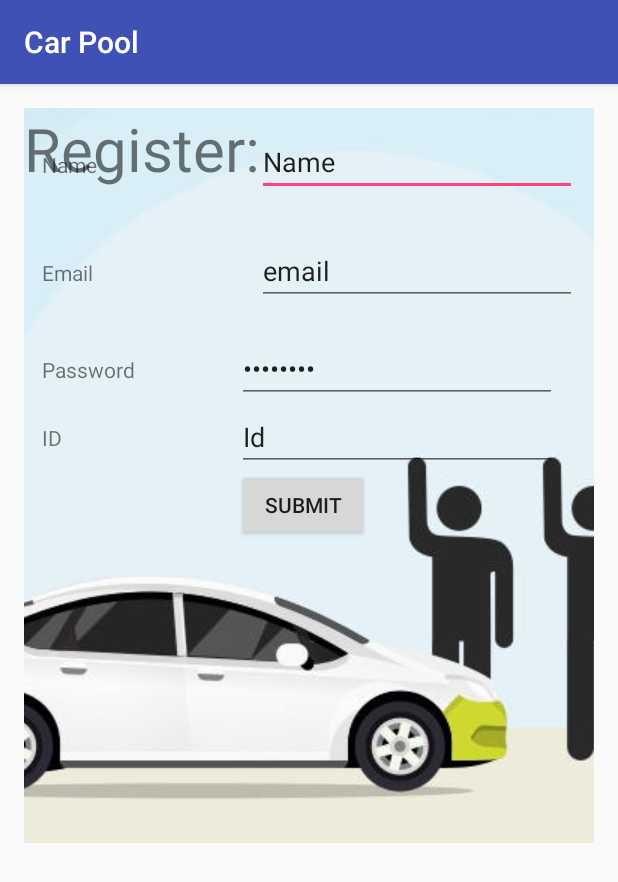
After one commit to sonalchandani/firstAndroidApp, an Android app: the RegisterPage screen opened directly, with no data from a screen before it, on a phone screen of 412 x 824 dp. The commit adds this screen. Shown: the top 882 px of the screen. Run offline under Robolectric (Android 15) with nearby library versions, the light colour scheme and no system bars.

Commit message:
implemented email validation,icon&clickable register text

```diff
--- a/firstApp/app/src/main/AndroidManifest.xml
+++ b/firstApp/app/src/main/AndroidManifest.xml
@@ -15,11 +15,16 @@
                 <category android:name="android.intent.category.LAUNCHER" />
             </intent-filter>
         </activity>
-        <activity android:name=".DisplayMessageActivity"></activity><!-- ATTENTION: This was auto-generated to add Google Play services to your project for
-     App Indexing.  See https://g.co/AppIndexing/AndroidStudio for more information. -->
+        <activity android:name=".DisplayMessageActivity" />
+        <!--
+ ATTENTION: This was auto-generated to add Google Play services to your project for
+     App Indexing.  See https://g.co/AppIndexing/AndroidStudio for more information.
+        -->
         <meta-data
             android:name="com.google.android.gms.version"
             android:value="@integer/google_play_services_version" />
+
+        <activity android:name=".RegisterPage"></activity>
     </application>
 
 </manifest>
--- a/firstApp/app/src/main/java/com/example/csonal/firstapp/MainActivity.java
+++ b/firstApp/app/src/main/java/com/example/csonal/firstapp/MainActivity.java
@@ -3,6 +3,7 @@ package com.example.csonal.firstapp;
 import android.content.Intent;
 import android.os.Bundle;
 import android.support.v7.app.AppCompatActivity;
+import android.util.Patterns;
 import android.view.View;
 import android.widget.Button;
 import android.widget.EditText;
@@ -26,6 +27,7 @@ public class MainActivity extends AppCompatActivity {
         final EditText enterPassword = (EditText) findViewById(R.id.text_password);
         final EditText enterEmail = (EditText) findViewById(R.id.text_email);
         Button loginButton = (Button) findViewById(R.id.button_login);
+
         loginButton.setOnClickListener(new View.OnClickListener() {
             @Override
             public void onClick(View v) {
@@ -38,6 +40,9 @@ public class MainActivity extends AppCompatActivity {
               else  if (enterPassword.getText().toString().matches("")) {
                     Toast.makeText(getApplicationContext(),"enter the password",Toast.LENGTH_SHORT).show();
                 }
+                else if(!Patterns.EMAIL_ADDRESS.matcher(enterEmail.getText().toString()).matches()){
+                    Toast.makeText(getApplicationContext(),"enter the email in format x@y.z " ,Toast.LENGTH_SHORT).show();
+                }
                 else {
                     login(v);
                 }
@@ -49,6 +54,7 @@ public class MainActivity extends AppCompatActivity {
 
     public void login(View view) {
         Intent intent = new Intent(this, DisplayMessageActivity.class);
+        EditText editText_password = (EditText) findViewById(R.id.text_password);
         EditText editText = (EditText) findViewById(R.id.text_email);
         String message = editText.getText().toString();
         intent.putExtra(USERNAME, message);
@@ -56,4 +62,12 @@ public class MainActivity extends AppCompatActivity {
         startActivity(intent);
     }
 
+    public void register(View view) {
+        Intent intent = new Intent(this, RegisterPage.class);
+        //EditText editText = (EditText) findViewById(R.id.text_email);
+        //String message = editText.getText().toString();
+        //intent.putExtra(USERNAME, message);
+
+        startActivity(intent);
+    }
 }
--- /dev/null
+++ b/firstApp/app/src/main/java/com/example/csonal/firstapp/RegisterPage.java
@@ -0,0 +1,24 @@
+package com.example.csonal.firstapp;
+
+import android.content.Intent;
+import android.support.v7.app.AppCompatActivity;
+import android.os.Bundle;
+import android.view.ViewGroup;
+import android.widget.TextView;
+
+public class RegisterPage extends AppCompatActivity {
+
+    @Override
+    protected void onCreate(Bundle savedInstanceState) {
+        super.onCreate(savedInstanceState);
+        setContentView(R.layout.activity_register_page);
+
+        Intent intent = getIntent();
+        TextView textView = new TextView(this);
+        textView.setTextSize(40);
+        textView.setText("Register:");
+
+        ViewGroup layout = (ViewGroup) findViewById(R.id.activity_register_page);
+        layout.addView(textView);
+    }
+}
--- a/firstApp/app/src/main/res/layout/activity_main.xml
+++ b/firstApp/app/src/main/res/layout/activity_main.xml
@@ -56,4 +56,17 @@
         android:layout_below="@+id/text_email"
         android:layout_centerHorizontal="true" />
 
+    <TextView
+        android:text="@string/register_message"
+        android:layout_width="wrap_content"
+        android:layout_height="wrap_content"
+        android:id="@+id/textView2"
+        android:onClick="register"
+        android:clickable="true"
+        android:layout_centerVertical="true"
+        android:layout_alignLeft="@+id/button_login"
+        android:layout_alignStart="@+id/button_login" />
+
+    <!--android:onClick="register"/>-->
+
 </RelativeLayout>
--- /dev/null
+++ b/firstApp/app/src/main/res/layout/activity_register_page.xml
@@ -0,0 +1,123 @@
+<?xml version="1.0" encoding="utf-8"?>
+<RelativeLayout xmlns:android="http://schemas.android.com/apk/res/android"
+    xmlns:tools="http://schemas.android.com/tools"
+    android:id="@+id/activity_register_page"
+    android:layout_width="match_parent"
+    android:layout_height="match_parent"
+    android:paddingBottom="@dimen/activity_vertical_margin"
+    android:paddingLeft="@dimen/activity_horizontal_margin"
+    android:paddingRight="@dimen/activity_horizontal_margin"
+    android:paddingTop="@dimen/activity_vertical_margin"
+    tools:context="com.example.csonal.firstapp.RegisterPage">
+
+    <ImageView
+        android:layout_width="wrap_content"
+        android:layout_height="wrap_content"
+        android:src="@drawable/ola_share"
+        android:scaleType="center"
+        ></ImageView>
+
+    <EditText
+        android:layout_width="wrap_content"
+        android:layout_height="wrap_content"
+        android:inputType="textPersonName"
+        android:text="Name"
+        android:ems="10"
+        android:layout_alignParentTop="true"
+        android:layout_alignParentRight="true"
+        android:layout_alignParentEnd="true"
+        android:layout_marginRight="11dp"
+        android:layout_marginEnd="11dp"
+        android:layout_marginTop="13dp"
+        android:id="@+id/editText" />
+
+    <EditText
+        android:layout_width="wrap_content"
+        android:layout_height="wrap_content"
+        android:inputType="textEmailAddress"
+        android:ems="10"
+        android:layout_below="@+id/editText"
+        android:layout_alignLeft="@+id/editText"
+        android:layout_alignStart="@+id/editText"
+        android:layout_marginTop="27dp"
+        android:id="@+id/editText2"
+        android:text="email" />
+
+    <TextView
+        android:text="Name"
+        android:layout_width="wrap_content"
+        android:layout_height="wrap_content"
+        android:layout_above="@+id/editText2"
+        android:layout_alignParentLeft="true"
+        android:layout_alignParentStart="true"
+        android:layout_marginLeft="12dp"
+        android:layout_marginStart="12dp"
+        android:layout_marginBottom="11dp"
+        android:id="@+id/textView" />
+
+    <TextView
+        android:text="Email"
+        android:layout_width="wrap_content"
+        android:layout_height="wrap_content"
+        android:id="@+id/textView3"
+        android:layout_alignBaseline="@+id/editText2"
+        android:layout_alignBottom="@+id/editText2"
+        android:layout_alignLeft="@+id/textView"
+        android:layout_alignStart="@+id/textView" />
+
+    <TextView
+        android:text="Password"
+        android:layout_width="wrap_content"
+        android:layout_height="wrap_content"
+        android:layout_below="@+id/editText2"
+        android:layout_alignLeft="@+id/textView3"
+        android:layout_alignStart="@+id/textView3"
+        android:layout_marginTop="33dp"
+        android:id="@+id/textView4" />
+
+    <EditText
+        android:layout_width="wrap_content"
+        android:layout_height="wrap_content"
+        android:inputType="textPassword"
+        android:ems="10"
+        android:layout_below="@+id/editText2"
+        android:layout_alignRight="@+id/editText2"
+        android:layout_alignEnd="@+id/editText2"
+        android:layout_marginRight="13dp"
+        android:layout_marginEnd="13dp"
+        android:layout_marginTop="20dp"
+        android:id="@+id/editText3"
+        android:text="password" />
+
+    <Button
+        android:text="Submit"
+        android:layout_width="wrap_content"
+        android:layout_height="wrap_content"
+        android:layout_below="@+id/editText3"
+        android:layout_alignLeft="@+id/editText3"
+        android:layout_alignStart="@+id/editText3"
+        android:layout_marginTop="44dp"
+        android:id="@+id/button" />
+
+    <TextView
+        android:text="ID"
+        android:layout_width="wrap_content"
+        android:layout_height="wrap_content"
+        android:layout_below="@+id/editText3"
+        android:layout_alignLeft="@+id/textView4"
+        android:layout_alignStart="@+id/textView4"
+        android:layout_marginTop="13dp"
+        android:id="@+id/textView5" />
+
+    <EditText
+        android:layout_width="wrap_content"
+        android:layout_height="wrap_content"
+        android:inputType="number"
+        android:ems="10"
+        android:id="@+id/editText5"
+        android:layout_below="@+id/editText3"
+        android:layout_alignLeft="@+id/button"
+        android:layout_alignStart="@+id/button"
+        android:text="Id" />
+
+</RelativeLayout>
--- a/firstApp/app/src/main/res/values/strings.xml
+++ b/firstApp/app/src/main/res/values/strings.xml
@@ -3,4 +3,7 @@
     <string name="email_message">Enter your email</string>
     <string name="button_login">Login</string>
     <string name="password_message">Enter your password</string>
+    <string name="register_message">Register here..</string>
+    <string name="sign_up">Sign Up.</string>
+
 </resources>
```
Also changed, not shown: firstApp/app/src/main/ic_launcher-web.png (added), firstApp/app/src/main/res/mipmap-hdpi/ic_launcher.png, firstApp/app/src/main/res/mipmap-mdpi/ic_launcher.png, firstApp/app/src/main/res/mipmap-xhdpi/ic_launcher.png, firstApp/app/src/main/res/mipmap-xxhdpi/ic_launcher.png, firstApp/app/src/main/res/mipmap-xxxhdpi/ic_launcher.png.
